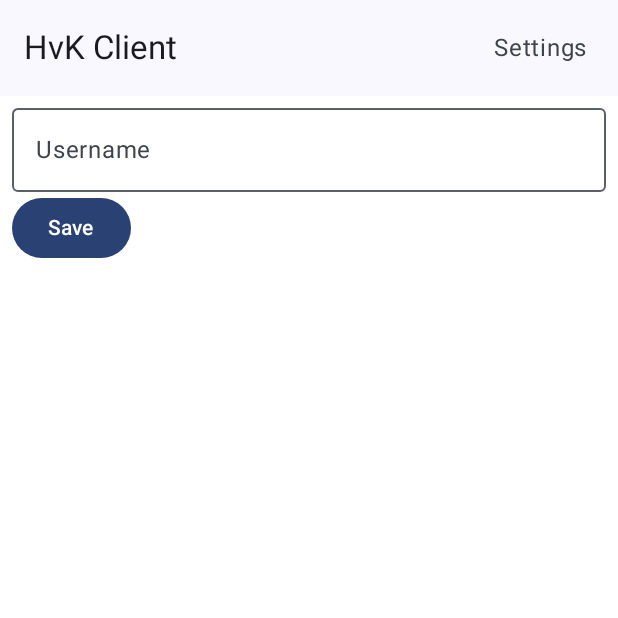
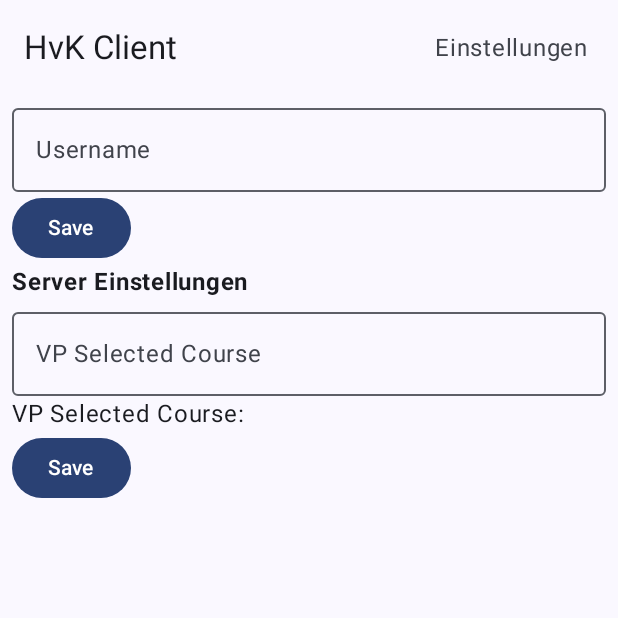
Before and after one commit to GXBaum/spclientandroid, an Android app built with Jetpack Compose: the SettingsScreen screen opened through its navigation route, on a phone screen of 412 x 824 dp, the top half of it. Run offline under Robolectric (Android 15) with nearby library versions, the phone set to English and light mode, and no system bars; our stand-ins replace Dagger/Hilt's generated code.

Commit message:
VpSelectedCourse API endpoints implementiert (noch scheiße)

```diff
--- a/app/build.gradle.kts
+++ b/app/build.gradle.kts
@@ -79,6 +79,7 @@ dependencies {
     implementation(libs.okhttp)
     implementation(libs.converter.moshi)
 
+    implementation(libs.logging.interceptor)
 
     // ViewModel Compose
     implementation(libs.androidx.lifecycle.viewmodel.compose)
--- a/app/src/main/java/com/rafaelbeckmann/hvkclientmitbenachrichtigungen/MainActivity.kt
+++ b/app/src/main/java/com/rafaelbeckmann/hvkclientmitbenachrichtigungen/MainActivity.kt
@@ -23,13 +23,17 @@ import androidx.compose.foundation.clickable
 import androidx.compose.foundation.layout.WindowInsets
 import androidx.compose.foundation.layout.fillMaxSize
 import androidx.compose.foundation.layout.padding
-import androidx.compose.foundation.layout.safeDrawing
+import androidx.compose.foundation.layout.statusBars
 import androidx.compose.material3.ExperimentalMaterial3Api
 import androidx.compose.material3.Scaffold
 import androidx.compose.material3.Text
 import androidx.compose.material3.TopAppBar
 import androidx.compose.runtime.LaunchedEffect
+import androidx.compose.runtime.getValue
+import androidx.compose.runtime.mutableStateOf
 import androidx.compose.runtime.rememberCoroutineScope
+import androidx.compose.runtime.saveable.rememberSaveable
+import androidx.compose.runtime.setValue
 import androidx.compose.ui.Modifier
 import androidx.compose.ui.graphics.Color
 import androidx.compose.ui.platform.LocalContext
@@ -75,6 +79,16 @@ class MainActivity : ComponentActivity() {
 
                 val navController = rememberNavController()
 
+
+                var actionBarTitle by rememberSaveable { mutableStateOf("HvK Client") }
+
+                /*LaunchedEffect(navController) {
+                    navController.currentBackStackEntryFlow.collect { backStackEntry ->
+                        // You can map the title based on the route using:
+                        actionBarTitle = getTitleByRoute(context, backStackEntry.destination.route)
+                    }
+                }*/
+
                 // Handle deep link from notification
                 LaunchedEffect(Unit) {
                     Log.d("test123", "Received navigateToRevealMark: $navigateToRevealMark, grade: $grade")
@@ -94,13 +108,15 @@ class MainActivity : ComponentActivity() {
 
                 Scaffold(
                     //contentWindowInsets = WindowInsets(0.dp),
-                    contentWindowInsets = WindowInsets.safeDrawing,
+                    //contentWindowInsets = WindowInsets.safeDrawing,
+                    contentWindowInsets = WindowInsets.statusBars,
+
                     modifier = Modifier.fillMaxSize(),
                     topBar = {
                         TopAppBar(
                             title = {
                                 Text(
-                                    text = "HvK Client",
+                                    text = actionBarTitle,
                                     Modifier.clickable(
                                         onClick = {
                                             scope.launch {
@@ -127,7 +143,7 @@ class MainActivity : ComponentActivity() {
                             },
                             actions = {
                                 Text(
-                                    text = "Settings",
+                                    text = "Einstellungen",
                                     modifier = Modifier
                                         .padding(16.dp)
                                         .clickable {
@@ -242,7 +258,6 @@ class MainActivity : ComponentActivity() {
                             SettingsScreen(
                                 modifier = Modifier
                                     .fillMaxSize()
-                                    .background(Color.White),
                             )
                         }
                     }
--- a/app/src/main/java/com/rafaelbeckmann/hvkclientmitbenachrichtigungen/data/model/ApiModels.kt
+++ b/app/src/main/java/com/rafaelbeckmann/hvkclientmitbenachrichtigungen/data/model/ApiModels.kt
@@ -25,3 +25,9 @@ data class UserMark(
     val sp_username: String,
     val half_year: Int
 )
+
+
+
+data class VpSelectedCourse(
+    val courseName: String
+)
--- a/app/src/main/java/com/rafaelbeckmann/hvkclientmitbenachrichtigungen/data/remote/MyApi.kt
+++ b/app/src/main/java/com/rafaelbeckmann/hvkclientmitbenachrichtigungen/data/remote/MyApi.kt
@@ -3,28 +3,40 @@ package com.rafaelbeckmann.hvkclientmitbenachrichtigungen.data.remote
 import com.rafaelbeckmann.hvkclientmitbenachrichtigungen.data.model.TokenUpdateRequest
 import com.rafaelbeckmann.hvkclientmitbenachrichtigungen.data.model.UserCourses
 import com.rafaelbeckmann.hvkclientmitbenachrichtigungen.data.model.UserMarks
+import com.rafaelbeckmann.hvkclientmitbenachrichtigungen.data.model.VpSelectedCourse
 import retrofit2.Response
 import retrofit2.http.Body
 import retrofit2.http.GET
+import retrofit2.http.POST
 import retrofit2.http.PUT
 import retrofit2.http.Path
-import retrofit2.http.Query
 
 interface MyApi {
-    @PUT("api/users/{username}/notification-token")
+    @PUT("api/dev/users/{username}/notification-token")
     suspend fun updateToken(
         @Path("username") username: String,
         @Body tokenUpdate: TokenUpdateRequest
     ): Response<Any>
 
-    @GET("api/users/{username}/courses")
+    @GET("api/dev/users/{username}/courses")
     suspend fun getUserCourses(
         @Path("username") username: String
     ): Response<UserCourses>
 
-    @GET("api/users/{username}/{courseId}/marks")
+    @GET("api/dev/users/{username}/{courseId}/marks")
     suspend fun getUserMarksForCourse(
         @Path("username") username: String,
         @Path("courseId") courseId: Int
     ): Response<UserMarks>
+
+    @POST("api/dev/users/{username}/vpSelectedCourses")
+    suspend fun postVpSelectedCourses(
+        @Path("username") username: String,
+        @Body courseName: VpSelectedCourse
+    ): Response<Any>
+
+    @GET("api/dev/users/{username}/vpSelectedCourses")
+    suspend fun getVpSelectedCourses(
+        @Path("username") username: String
+    ): Response<VpSelectedCourse>
 }
--- a/app/src/main/java/com/rafaelbeckmann/hvkclientmitbenachrichtigungen/data/repository/MyRepositoryImpl.kt
+++ b/app/src/main/java/com/rafaelbeckmann/hvkclientmitbenachrichtigungen/data/repository/MyRepositoryImpl.kt
@@ -6,6 +6,7 @@ import com.rafaelbeckmann.hvkclientmitbenachrichtigungen.R
 import com.rafaelbeckmann.hvkclientmitbenachrichtigungen.data.model.TokenUpdateRequest
 import com.rafaelbeckmann.hvkclientmitbenachrichtigungen.data.model.UserCourse
 import com.rafaelbeckmann.hvkclientmitbenachrichtigungen.data.model.UserMark
+import com.rafaelbeckmann.hvkclientmitbenachrichtigungen.data.model.VpSelectedCourse
 import com.rafaelbeckmann.hvkclientmitbenachrichtigungen.data.remote.MyApi
 import com.rafaelbeckmann.hvkclientmitbenachrichtigungen.domaIn.repository.MyRepository
 import kotlinx.coroutines.flow.Flow
@@ -73,4 +74,31 @@ class MyRepositoryImpl(
             emit(Result.failure(e))
         }
     }
+
+
+    override suspend fun postVpSelectedCourses(username: String, courseName: VpSelectedCourse) {
+        try {
+            val response = api.postVpSelectedCourses(username, courseName)
+            if (!response.isSuccessful) {
+                Log.e("MyRepositoryImpl", "Failed to post VP selected courses: ${response.code()} - ${response.message()}")
+            }
+        } catch (e: Exception) {
+            Log.e("MyRepositoryImpl", "Exception while posting VP selected courses", e)
+        }
+    }
+
+    override fun getVpSelectedCourses(username: String): Flow<Result<VpSelectedCourse>> = flow {
+        try {
+            val response = api.getVpSelectedCourses(username)
+            if (response.isSuccessful) {
+                response.body()?.let { vpSelectedCourse ->
+                    emit(Result.success(vpSelectedCourse))
+                } ?: emit(Result.failure(IOException("Response body is null")))
+            } else {
+                emit(Result.failure(IOException("Error ${response.code()}: ${response.message()}")))
+            }
+        } catch (e: Exception) {
+            emit(Result.failure(e))
+        }
+    }
 }
--- a/app/src/main/java/com/rafaelbeckmann/hvkclientmitbenachrichtigungen/domain/repository/MyRepository.kt
+++ b/app/src/main/java/com/rafaelbeckmann/hvkclientmitbenachrichtigungen/domain/repository/MyRepository.kt
@@ -3,6 +3,7 @@ package com.rafaelbeckmann.hvkclientmitbenachrichtigungen.domaIn.repository
 import com.rafaelbeckmann.hvkclientmitbenachrichtigungen.data.model.TokenUpdateRequest
 import com.rafaelbeckmann.hvkclientmitbenachrichtigungen.data.model.UserCourse
 import com.rafaelbeckmann.hvkclientmitbenachrichtigungen.data.model.UserMark
+import com.rafaelbeckmann.hvkclientmitbenachrichtigungen.data.model.VpSelectedCourse
 import kotlinx.coroutines.flow.Flow
 
 /**
@@ -29,4 +30,19 @@ interface MyRepository {
      */
     suspend fun updateToken(username: String, tokenUpdateRequest: TokenUpdateRequest)
 
+    /**
+     * Fetches the selected courses for a user
+     * @param username The username to fetch selected courses for
+     * @return Flow emitting either a success with list of selected courses or an error
+     */
+    fun getVpSelectedCourses(username: String): Flow<Result<VpSelectedCourse>>
+
+    /**
+     * Posts the selected courses for a user
+     * @param username The username to post selected courses for
+     * @param courseName The name of the course to post
+     * @return Flow emitting either a success or an error
+     */
+    suspend fun postVpSelectedCourses(username: String, courseName: VpSelectedCourse)
+
 }
--- a/app/src/main/java/com/rafaelbeckmann/hvkclientmitbenachrichtigungen/ui/coursedetail/CourseDetailScreen.kt
+++ b/app/src/main/java/com/rafaelbeckmann/hvkclientmitbenachrichtigungen/ui/coursedetail/CourseDetailScreen.kt
@@ -33,7 +33,6 @@ import androidx.hilt.navigation.compose.hiltViewModel
 import com.rafaelbeckmann.hvkclientmitbenachrichtigungen.data.model.UserMark
 import com.rafaelbeckmann.hvkclientmitbenachrichtigungen.ui.common.ErrorContent
 import com.rafaelbeckmann.hvkclientmitbenachrichtigungen.ui.common.LoadingScreen
-import kotlinx.coroutines.launch
 
 @OptIn(ExperimentalMaterial3Api::class)
 @Composable
--- a/app/src/main/java/com/rafaelbeckmann/hvkclientmitbenachrichtigungen/ui/courses/CoursesScreen.kt
+++ b/app/src/main/java/com/rafaelbeckmann/hvkclientmitbenachrichtigungen/ui/courses/CoursesScreen.kt
@@ -19,7 +19,6 @@ import androidx.compose.runtime.collectAsState
 import androidx.compose.runtime.getValue
 import androidx.compose.runtime.mutableStateOf
 import androidx.compose.runtime.remember
-import androidx.compose.runtime.rememberCoroutineScope
 import androidx.compose.runtime.setValue
 import androidx.compose.ui.Modifier
 import androidx.compose.ui.unit.dp
@@ -35,8 +34,6 @@ fun CoursesScreen(
     viewModel: CoursesViewModel = hiltViewModel(),
     onCourseClick: (UserCourse) -> Unit = {},
 ) {
-    val scope = rememberCoroutineScope()
-
     val courses by viewModel.courses.collectAsState()
     val isLoading by viewModel.isLoading.collectAsState()
     val error by viewModel.error.collectAsState()
--- a/app/src/main/java/com/rafaelbeckmann/hvkclientmitbenachrichtigungen/ui/settings/SettingsScreen.kt
+++ b/app/src/main/java/com/rafaelbeckmann/hvkclientmitbenachrichtigungen/ui/settings/SettingsScreen.kt
@@ -8,17 +8,17 @@ import androidx.compose.material3.Button
 import androidx.compose.material3.OutlinedTextField
 import androidx.compose.material3.Text
 import androidx.compose.runtime.Composable
-import androidx.compose.runtime.LaunchedEffect
+import androidx.compose.runtime.collectAsState
 import androidx.compose.runtime.getValue
 import androidx.compose.runtime.mutableStateOf
 import androidx.compose.runtime.remember
 import androidx.compose.runtime.rememberCoroutineScope
 import androidx.compose.runtime.setValue
 import androidx.compose.ui.Modifier
+import androidx.compose.ui.text.font.FontWeight
 import androidx.compose.ui.unit.dp
 import androidx.hilt.navigation.compose.hiltViewModel
 import com.rafaelbeckmann.hvkclientmitbenachrichtigungen.ui.common.CopyTokenButton
-import kotlinx.coroutines.launch
 
 @Composable
 fun SettingsScreen(
@@ -27,21 +27,11 @@ fun SettingsScreen(
 ) {
     val scope = rememberCoroutineScope()
 
-    var username by remember { mutableStateOf("") }
-    var isDeveloper by remember { mutableStateOf(false) }
+    val isDeveloper by viewModel.isDeveloper
+    var username by viewModel.username
+    val vpSelectedCourse = viewModel.vpSelectedCourse.collectAsState()
+    var vpCoursenameInput by remember { mutableStateOf("") }
 
-    // Use the PrefUtils instance from the ViewModel
-    val prefUtils = viewModel.prefUtils
-
-    LaunchedEffect(Unit) {
-        scope.launch {
-            val savedUsername = prefUtils.getString("username")
-            username = savedUsername ?: ""
-
-            val savedIsDeveloper = prefUtils.getString("isDeveloper")
-            isDeveloper = savedIsDeveloper.toBoolean()
-        }
-    }
 
     Column (
         modifier = modifier
@@ -57,17 +47,44 @@ fun SettingsScreen(
 
         Button(
             onClick = {
-                scope.launch {
-                    prefUtils.saveString("username", username)
-                }
+                viewModel.saveUsername(username)
             },
         ) {
             Text("Save")
         }
 
+        Text(
+            text = "Server Einstellungen",
+            fontWeight = FontWeight.Bold,
+            modifier = Modifier.fillMaxWidth()
+        )
+
         if (isDeveloper) {
             CopyTokenButton()
         }
 
+
+        OutlinedTextField(
+            value = vpCoursenameInput,
+            onValueChange = {vpCoursenameInput = it },
+            label = { Text("VP Selected Course") },
+            modifier = Modifier.fillMaxWidth()
+        )
+
+        Text(
+            text = "VP Selected Course: ${vpSelectedCourse.value}",
+            modifier = Modifier.fillMaxWidth()
+        )
+
+        Button(
+            onClick = {
+                viewModel.postVpSelectedCourse(vpCoursenameInput)
+            },
+        ) {
+            Text("Save")
+        }
+
+
+
     }
 }
--- a/app/src/main/java/com/rafaelbeckmann/hvkclientmitbenachrichtigungen/ui/settings/SettingsViewModel.kt
+++ b/app/src/main/java/com/rafaelbeckmann/hvkclientmitbenachrichtigungen/ui/settings/SettingsViewModel.kt
@@ -1,13 +1,104 @@
 package com.rafaelbeckmann.hvkclientmitbenachrichtigungen.ui.settings
 
+import android.util.Log
+import androidx.compose.runtime.mutableStateOf
 import androidx.lifecycle.ViewModel
+import androidx.lifecycle.viewModelScope
 import com.rafaelbeckmann.hvkclientmitbenachrichtigungen.PrefUtils
+import com.rafaelbeckmann.hvkclientmitbenachrichtigungen.domaIn.repository.MyRepository
 import dagger.hilt.android.lifecycle.HiltViewModel
+import kotlinx.coroutines.flow.MutableStateFlow
+import kotlinx.coroutines.flow.StateFlow
+import kotlinx.coroutines.flow.catch
+import kotlinx.coroutines.launch
 import javax.inject.Inject
 
 @HiltViewModel
 open class SettingsViewModel @Inject constructor(
+    private val repository: MyRepository,
     open val prefUtils: PrefUtils
 ): ViewModel() {
 
+    private val _vpSelectedCourse = MutableStateFlow<String>("")
+    val vpSelectedCourse: StateFlow<String> = _vpSelectedCourse
+
+    private val _isLoading = MutableStateFlow(false)
+    val isLoading: StateFlow<Boolean> = _isLoading
+
+    private val _error = MutableStateFlow<String?>(null)
+    val error: StateFlow<String?> = _error
+
+    var isDeveloper = mutableStateOf(false)
+    var username = mutableStateOf("")
+
+    init {
+        viewModelScope.launch {
+            _isLoading.value = true
+            _error.value = null
+
+            isDeveloper.value = prefUtils.getString("isDeveloper").toBoolean()
+            username.value = prefUtils.getString("username") ?: ""
+
+            fetchSpSelectedCourse(username.value)
+
+
+        }
+    }
+
+    fun saveUsername(username: String) {
+        viewModelScope.launch {
+            prefUtils.saveString("username", username)
+        }
+    }
+
+
+    fun fetchSpSelectedCourse(username: String) {
+        viewModelScope.launch {
+            _isLoading.value = true
+            _error.value = null
+
+            repository.getVpSelectedCourses(username)
+                .catch { exception ->
+                    _error.value = exception.message
+                }
+                .collect { result ->
+                    _isLoading.value = false
+                    Log.d("SettingsViewModel", "username: $username")
+
+                    result.fold(
+                        onSuccess = { vpSelectedCourse ->
+                            Log.d("SettingsViewModel", "vpSelectedCourse: $vpSelectedCourse")
+                            _vpSelectedCourse.value = vpSelectedCourse.courseName
+                        },
+                        onFailure = { error ->
+                            _error.value = error.message
+                        }
+                    )
+                }
+
+        }
+    }
+
+
+
+
+    fun postVpSelectedCourse(courseName: String) {
+        viewModelScope.launch {
+            _isLoading.value = true
+            _error.value = null
+
+            try {
+                val courseObject = com.rafaelbeckmann.hvkclientmitbenachrichtigungen.data.model.VpSelectedCourse(courseName)
+
+                repository.postVpSelectedCourses(username.value, courseObject)
+
+                // After posting successfully, refresh the data
+                fetchSpSelectedCourse(username.value)
+            } catch (exception: Exception) {
+                _error.value = exception.message
+                _isLoading.value = false
+            }
+        }
+    }
+
 }
--- a/gradle/libs.versions.toml
+++ b/gradle/libs.versions.toml
@@ -17,8 +17,11 @@ espressoCore = "3.6.1"
 lifecycleRuntimeKtx = "2.8.7"
 activityCompose = "1.10.1"
 composeBom = "2025.04.00"
+loggingInterceptor = "4.11.0"
+loggingInterceptorVersion = "4.9.0"
 material3 = "1.3.2"
 okhttp = "5.0.0-alpha.3"
+okhttpVersion = "4.9.0"
 retrofit = "2.11.0"
 composeNavigation = "2.8.9"
 serialization = "1.6.3"
@@ -53,8 +56,11 @@ androidx-ui-tooling-preview = { group = "androidx.compose.ui", name = "ui-toolin
 androidx-ui-test-manifest = { group = "androidx.compose.ui", name = "ui-test-manifest" }
 androidx-ui-test-junit4 = { group = "androidx.compose.ui", name = "ui-test-junit4" }
 androidx-material3 = { group = "androidx.compose.material3", name = "material3" }
+logging-interceptor = { module = "com.squareup.okhttp3:logging-interceptor", version.ref = "loggingInterceptor" }
+logging-interceptor-v490 = { module = "com.squareup.okhttp3:logging-interceptor", version.ref = "loggingInterceptorVersion" }
 material3 = { module = "androidx.compose.material3:material3", version.ref = "material3" }
 okhttp = { module = "com.squareup.okhttp3:okhttp", version.ref = "okhttp" }
+okhttp-v490 = { module = "com.squareup.okhttp3:okhttp", version.ref = "okhttpVersion" }
 retrofit = { module = "com.squareup.retrofit2:retrofit", version.ref = "retrofit" }
 
 navigation-compose = { module = "androidx.navigation:navigation-compose", version.ref = "composeNavigation" }
```
Also changed, not shown: app/src/main/java/com/rafaelbeckmann/hvkclientmitbenachrichtigungen/di/AppModule.kt (+11 -0 lines), app/src/main/java/com/rafaelbeckmann/hvkclientmitbenachrichtigungen/ui/VpScreen.kt (added, +9 -0 lines), app/src/main/java/com/rafaelbeckmann/hvkclientmitbenachrichtigungen/ui/common/ScreenScaffold.kt (added, +55 -0 lines).
